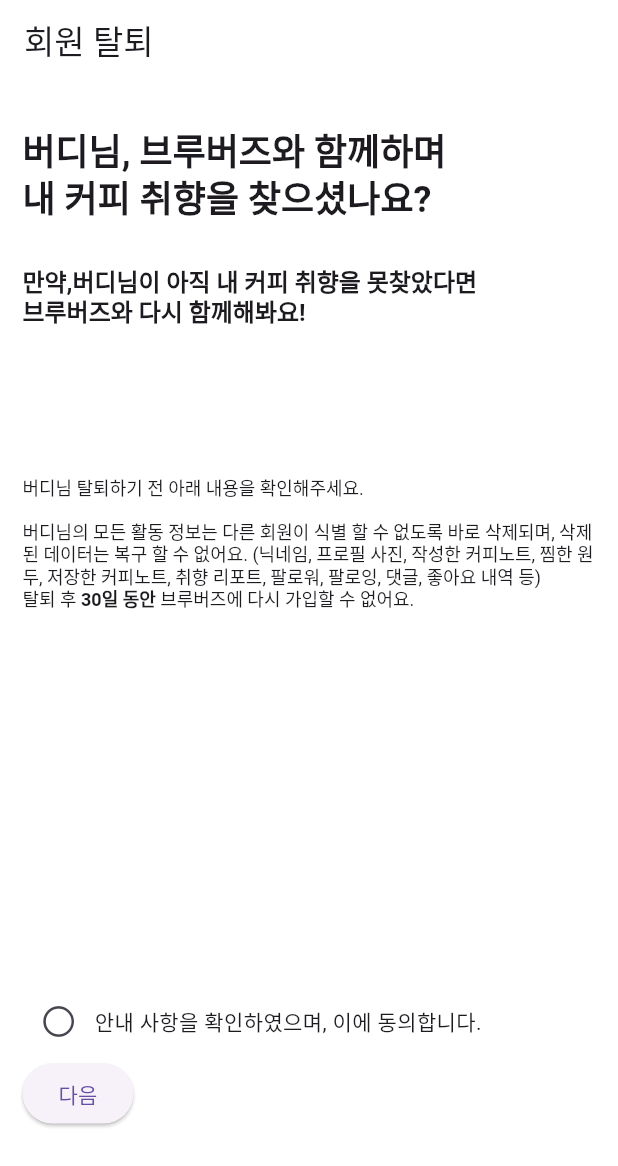
After one commit to Team-BrewBuds/FE_REPO, a Flutter app: the AccountOutView screen opened by its route, on a phone screen of 412 x 824 dp. The commit adds this screen. Shown: the top 1166 px of the screen. Run offline on Flutter 3.47's test engine with Material 3 defaults, Android fonts, the phone set to English and light mode, and no system bars; our stand-ins replace carousel_slider, dio, firebase_core, flutter_dotenv, flutter_native_splash, flutter_secure_storage and 10 more; missing offline and left inert: debounce_throttle, flutter_naver_login, kakao_flutter_sdk, kakao_flutter_sdk_user, photo_manager; accounts and stored records are empty; generated files the repository leaves out were written again; Roboto replaces fonts that are missing (Pretendard); project files that could hold a hidden picture were left out.

```diff
--- a/lib/di/router.dart
+++ b/lib/di/router.dart
@@ -22,6 +22,8 @@
 import 'package:brew_buds/home/tasting_record/home_tasting_record_view.dart';
 import 'package:brew_buds/main/main_view.dart';
 import 'package:brew_buds/profile/profile_screen.dart';
+import 'package:brew_buds/profile/views/account_out_view.dart';
+import 'package:brew_buds/profile/views/alarm_view.dart';
 import 'package:brew_buds/profile/views/setting_view.dart';
 import 'package:flutter/material.dart';
 import 'package:animations/animations.dart';
@@ -30,7 +32,7 @@
 
 import 'package:brew_buds/profile/presenter/edit_presenter.dart';
 import '../profile/views/account_info_view.dart';
-import '../profile/views/block.dart';
+import '../profile/views/block_view.dart';
 import '../profile/views/edit_view.dart';
 import '../profile/views/fitInfo_view.dart';
 
@@ -226,6 +228,11 @@
                 create: (_) => ProfileEditPresenter(repository: ProfileRepository()),
                 child: const BlockView())),
 
+    GoRoute(
+        path: '/account_out', builder: (context, state) => const AccountOutView()),
+    GoRoute(
+        path: '/alarm', builder: (context, state) => const AlarmView()),
+
 
 
 
--- /dev/null
+++ b/lib/profile/views/account_out_view.dart
@@ -0,0 +1,101 @@
+import 'package:brew_buds/di/router.dart';
+import 'package:flutter/cupertino.dart';
+import 'package:flutter/material.dart';
+
+import '../../common/text_styles.dart';
+
+class AccountOutView extends StatefulWidget {
+  const AccountOutView({super.key});
+
+  @override
+  State<AccountOutView> createState() => _AccountOutViewState();
+}
+
+class _AccountOutViewState extends State<AccountOutView> {
+  bool _check = false;
+
+
+  @override
+  Widget build(BuildContext context) {
+    return Scaffold(
+      appBar: AppBar(
+        title: Text('회원 탈퇴',),
+      ),
+      body: Container(
+        margin: EdgeInsets.symmetric(vertical: 30,horizontal: 15),
+        child:
+        Column(
+          crossAxisAlignment: CrossAxisAlignment.start,
+          children: [
+            Text('버디님, 브루버즈와 함께하며\n내 커피 취향을 찾으셨나요?', style: TextStyles.title05Bold,),
+            SizedBox(height: 30,),
+            Text('만약,버디님이 아직 내 커피 취향을 못찾았다면\n브루버즈와 다시 함께해봐요!', style: TextStyles.title02SemiBold,),
+            SizedBox(height: 100,),
+            Text.rich(
+              TextSpan(
+                text: '버디님 탈퇴하기 전 아래 내용을 확인해주세요.\n\n'
+                    '버디님의 모든 활동 정보는 다른 회원이 식별 할 수 없도록 바로 삭제되며, 삭제된 데이터는 복구 할 수 없어요. '
+                    '(닉네임, 프로필 사진, 작성한 커피노트, 찜한 원두, 저장한 커피노트, 취향 리포트, 팔로워, 팔로잉, 댓글, 좋아요 내역 등)\n'
+                    '탈퇴 후 ',
+                style: TextStyles.captionMediumRegular,
+                children: [
+                  TextSpan(
+                    text: '30일 동안 ', // '30' 부분만 굵게
+                    style: TextStyles.captionMediumRegular.copyWith(fontWeight: FontWeight.bold),
+                  ),
+                  TextSpan(
+                    text: '브루버즈에 다시 가입할 수 없어요.',
+                  ),
+                ],
+              ),
+            ),
+            SizedBox(height: 250,),
+            Row(
+              children: [
+                IconButton(onPressed: (){
+                  setState(() {
+                    _check =! _check;
+                    print(_check);
+                  });
+                }, icon: _check ?  Icon(CupertinoIcons.check_mark_circled_solid,color: Colors.red,): Icon(CupertinoIcons.circle) ),
+                Text('안내 사항을 확인하였으며, 이에 동의합니다.'),
+
+              ],
+            ),
+            ElevatedButton(onPressed: (){
+              if(_check)
+              Navigator.push(context, MaterialPageRoute(builder: (context) => step_1()));
+            }, child: Text('다음'))
+          ],
+        ),
+      ),
+    );
+  }
+}
+
+class step_1 extends StatefulWidget {
+  const step_1({super.key});
+
+  @override
+  State<step_1> createState() => _step_1State();
+}
+
+class _step_1State extends State<step_1> {
+  @override
+  Widget build(BuildContext context) {
+    return Scaffold(
+      appBar: AppBar(
+        title: Text('회원 탈퇴',),
+      ),
+      body: Container(
+        margin: EdgeInsets.symmetric(vertical: 30,horizontal: 15),
+        child: Column(
+          crossAxisAlignment: CrossAxisAlignment.start,
+          children: [
+            Text('탈퇴하시려는 이유를 선택해 주세요.', style: TextStyles.title04SemiBold,),
+          ],
+        ),
+      ),
+    );
+  }
+}
```
Also changed, not shown: lib/profile/profile_screen.dart (+1 -15 lines), lib/profile/views/alarm_view.dart (added, +29 -0 lines), lib/profile/views/block.dart (deleted, +0 -82 lines), lib/profile/views/block_view.dart (added, +172 -0 lines), lib/profile/views/setting_view.dart (+129 -51 lines), 2 other files.
